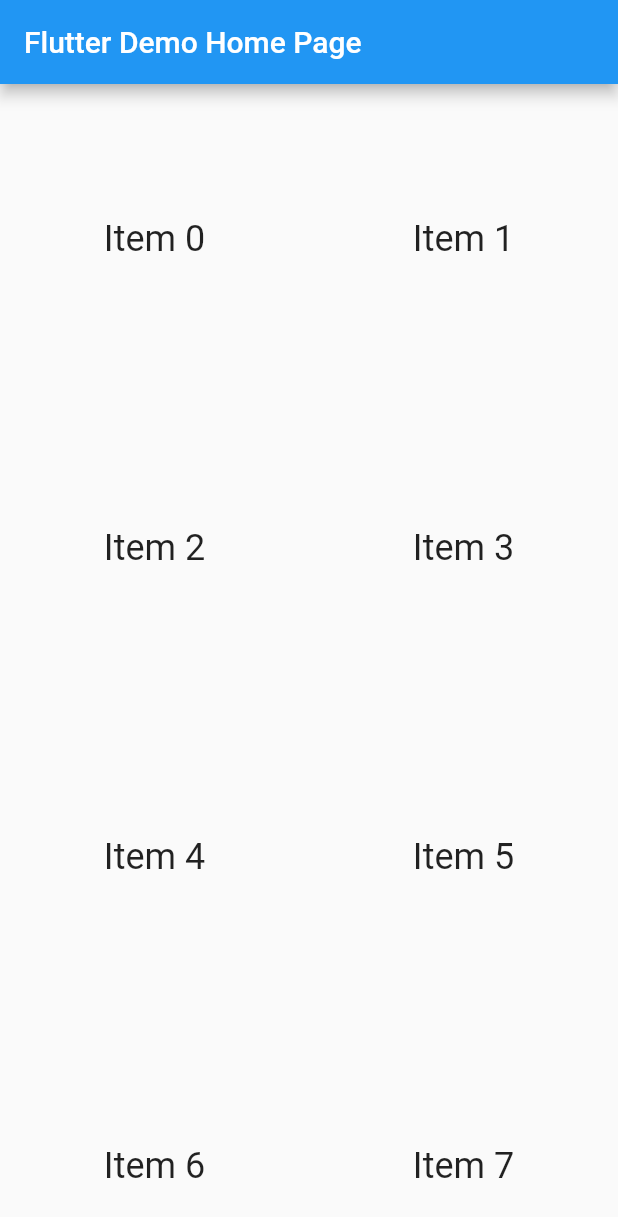
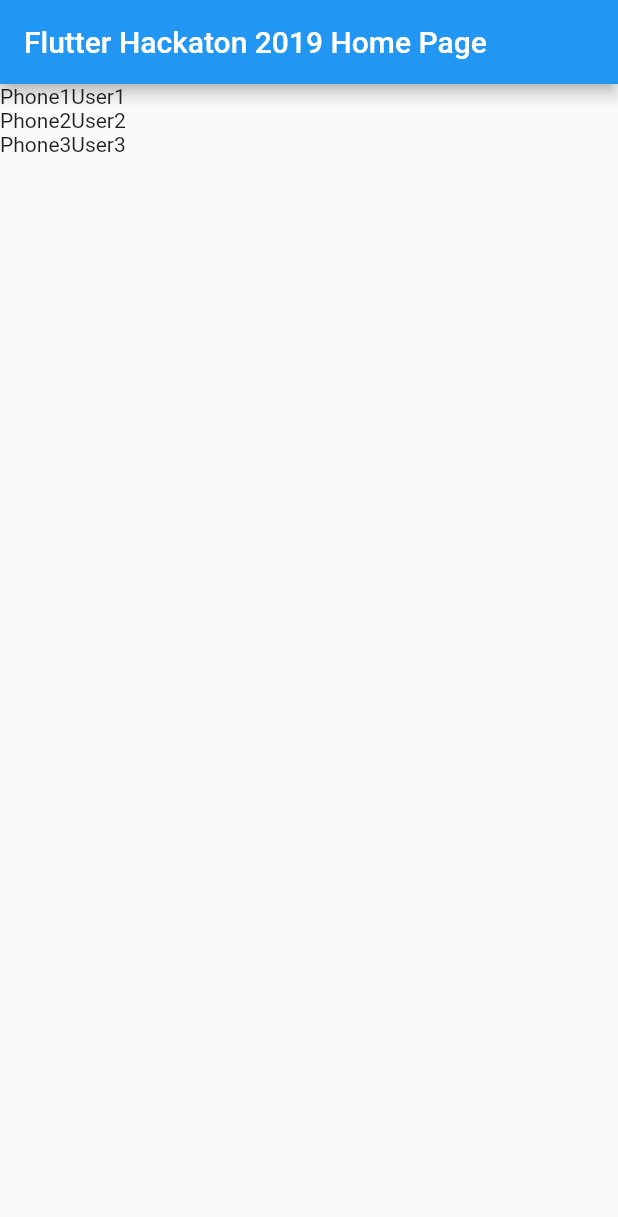
Before and after one commit to duskoo/cs-hackaton-2019, a Flutter app: the screen it shows after launch, on a phone screen of 412 x 824 dp. Shown: the top 1217 px of the screen. Run offline on Flutter 3.47's test engine with Material 2 defaults, Android fonts, the phone set to English and light mode, and no system bars.

```diff
--- a/lib/main.dart
+++ b/lib/main.dart
@@ -1,4 +1,10 @@
 import 'package:flutter/material.dart';
+
+var ownership = [
+  {'device': 'Phone1', 'person' : 'User1'},
+  {'device': 'Phone2', 'person' : 'User2'},
+  {'device': 'Phone3', 'person' : 'User3'},
+];
 
 void main() => runApp(MyApp());
 
@@ -20,7 +26,7 @@ class MyApp extends StatelessWidget {
         // is not restarted.
         primarySwatch: Colors.blue,
       ),
-      home: MyHomePage(title: 'Flutter Demo Home Page'),
+      home: MyHomePage(title: 'Flutter Hackaton 2019 Home Page'),
     );
   }
 }
@@ -44,18 +50,6 @@ class MyHomePage extends StatefulWidget {
 }
 
 class _MyHomePageState extends State<MyHomePage> {
-  int _counter = 0;
-
-  void _incrementCounter() {
-    setState(() {
-      // This call to setState tells the Flutter framework that something has
-      // changed in this State, which causes it to rerun the build method below
-      // so that the display can reflect the updated values. If we changed
-      // _counter without calling setState(), then the build method would not be
-      // called again, and so nothing would appear to happen.
-      _counter++;
-    });
-  }
 
   @override
   Widget build(BuildContext context) {
@@ -74,21 +68,22 @@ class _MyHomePageState extends State<MyHomePage> {
       body: Center(
         // Center is a layout widget. It takes a single child and positions it
         // in the middle of the parent.
-        child: GridView.count(
-            // Create a grid with 2 columns. If you change the scrollDirection to
-            // horizontal, this produces 2 rows.
-            crossAxisCount: 2,
-              // Generate 100 widgets that display their index in the List.
-              children: List.generate(100, (index) {
-                return Center(
-                  child: Text(
-                    'Item $index',
-                    style: Theme.of(context).textTheme.headline,
-                  ),
-                );
-              }),
-            ),
+        child: ListView.builder(
+          itemCount: ownership.length,
+          itemBuilder: (context, index) {
+
+            print(ownership[index]['device'].toString());
+
+            return Row(
+              children: <Widget>[
+                Text(ownership[index]['device']),
+                Text(ownership[index]['person'])
+              ],
+            );
+          },
+        ),
       ),
     );
   }
+
 }
```
